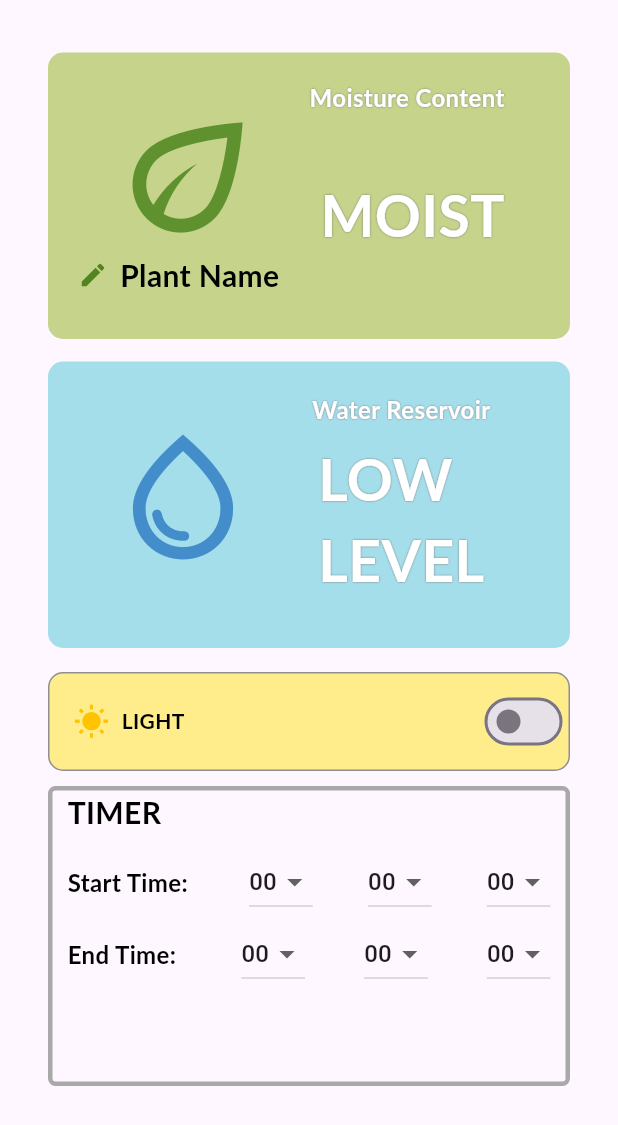
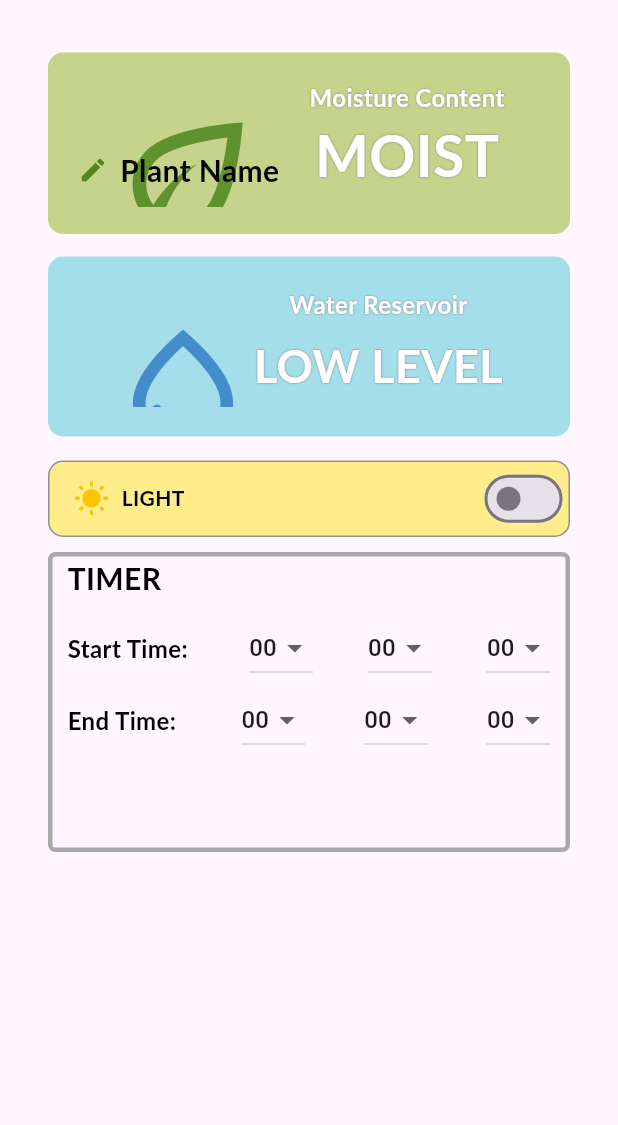
Before and after one commit to 0ALYX/plantito_app, a Flutter app: the screen it shows after launch, on a phone screen of 412 x 824 dp. Shown: the top 1125 px of the screen. Run offline on Flutter 3.47's test engine with Material 3 defaults, Android fonts, the phone set to English and light mode, and no system bars; Roboto replaces fonts that are missing (Lato).

Commit message:
giou changes

```diff
--- a/lib/main.dart
+++ b/lib/main.dart
@@ -61,7 +61,7 @@ class _MyAppState extends State<MyApp> {
               children: [
                 Container(
                   width: 348,
-                  height: 191,
+                  height: 121,
                   decoration: BoxDecoration(
                     color: Color(0xFFC5D38B),
                     borderRadius: BorderRadius.circular(10),
@@ -86,7 +86,7 @@ class _MyAppState extends State<MyApp> {
                         Align(
                           alignment: Alignment(moistureXAlignment, moistureYAlignment),
                           child: Column(
-                            crossAxisAlignment: CrossAxisAlignment.end,
+                            //crossAxisAlignment: CrossAxisAlignment.end,
                             children: [
                               Text(
                                 'Moisture Content',
@@ -104,7 +104,6 @@ class _MyAppState extends State<MyApp> {
                                   ],
                                 ),
                               ),
-                              SizedBox(height: 40),
                               Text(
                                 'MOIST',
                                 style: TextStyle(
@@ -174,7 +173,7 @@ class _MyAppState extends State<MyApp> {
                 SizedBox(height: 15),
                 Container(
                   width: 348,
-                  height: 191,
+                  height: 120,
                   decoration: BoxDecoration(
                     color: Color(0xFFA5DEEB),
                     borderRadius: BorderRadius.circular(10),
@@ -208,10 +207,10 @@ class _MyAppState extends State<MyApp> {
                                 ),
                                 SizedBox(height: 8),
                                 Text(
-                                  'LOW\nLEVEL',
+                                  'LOW LEVEL',
                                   style: TextStyle(
                                     fontFamily: 'Lato',
-                                    fontSize: 38,
+                                    fontSize: 30,
                                     fontWeight: FontWeight.bold,
                                     color: Color(0xFFFFFFFF),
                                     shadows: [
@@ -245,8 +244,7 @@ class _MyAppState extends State<MyApp> {
                   ),
                 ),
                 SizedBox(height: 16),
-                Expanded(
-                  child: Container(
+                Container(
                   width: 348,
                   height: 51,
                   decoration: BoxDecoration(
@@ -290,7 +288,6 @@ class _MyAppState extends State<MyApp> {
                         },
                       ),
                     ],
-                    ),
                   ),
                 ),
                 SizedBox(height: 10),
```
Also changed, not shown: pubspec.lock, 1 other file. Lines whose indentation alone changed are shown as unchanged.
